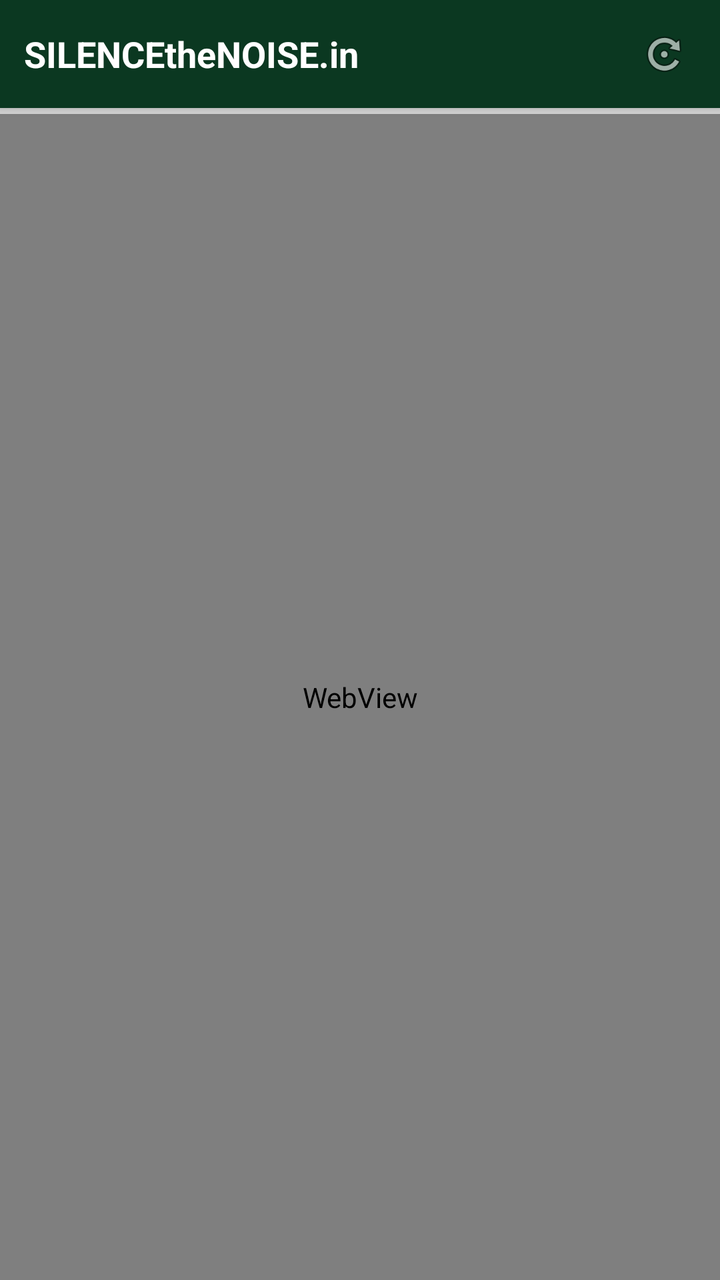
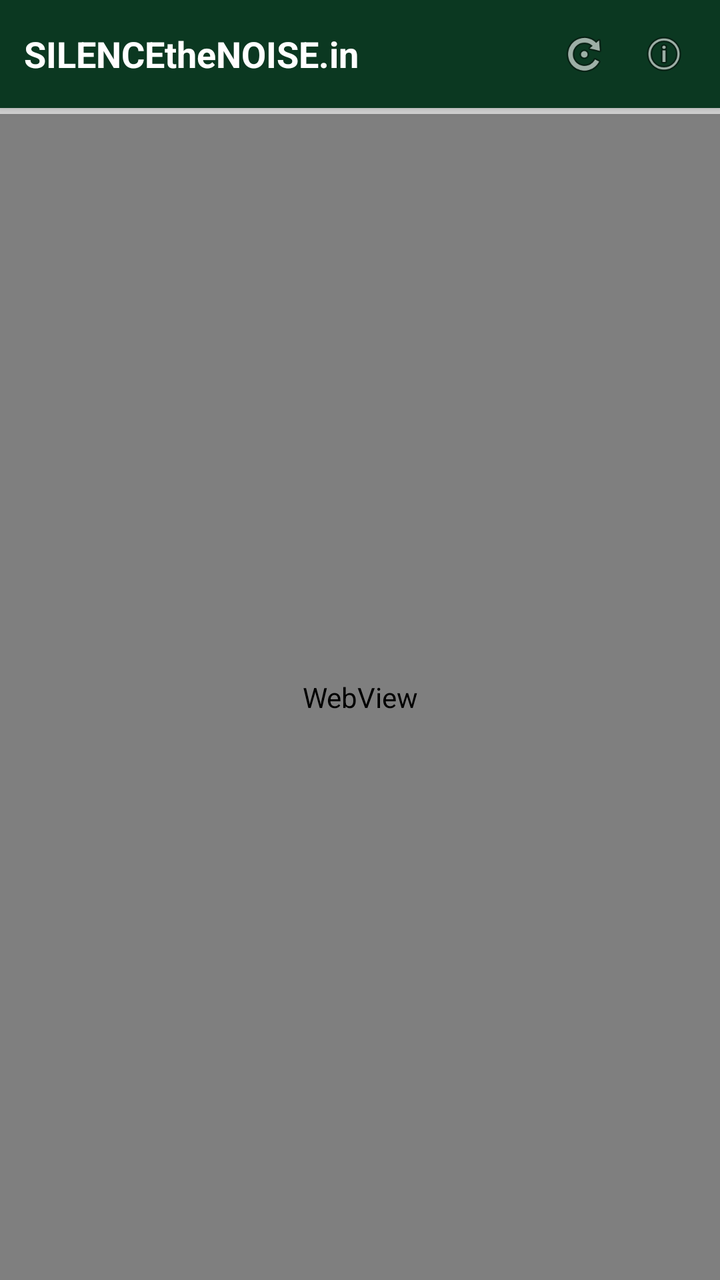

Screens rendered from an Android XML layout before and after an edit, with the pre-edit source and the edit as a unified diff.
<!-- AndroidManifest.xml: application theme Theme.AppCompat.Light.NoActionBar -->
<!-- res/layout/activity_main.xml -->
<?xml version="1.0" encoding="utf-8"?>
<LinearLayout xmlns:android="http://schemas.android.com/apk/res/android"
    android:layout_width="match_parent"
    android:layout_height="match_parent"
    android:orientation="vertical">

    <LinearLayout
        android:id="@+id/toolbarLayout"
        android:layout_width="match_parent"
        android:layout_height="54dp"
        android:background="#0b3821"
        android:elevation="4dp"
        android:gravity="center_vertical"
        android:orientation="horizontal"
        android:paddingHorizontal="12dp">

        <TextView
            android:layout_width="0dp"
            android:layout_height="wrap_content"
            android:layout_weight="1"
            android:text="SILENCEtheNOISE.in"
            android:textColor="#FFFFFF"
            android:textSize="18sp"
            android:textStyle="bold" />

        <ImageView
            android:id="@+id/btnRefresh"
            android:layout_width="32dp"
            android:layout_height="32dp"
            android:background="?attr/selectableItemBackgroundBorderless"
            android:clickable="true"
            android:focusable="true"
            android:padding="4dp"
            android:src="@android:drawable/ic_menu_rotate" />
    </LinearLayout>

    <ProgressBar
        android:id="@+id/progressBar"
        style="?android:attr/progressBarStyleHorizontal"
        android:layout_width="match_parent"
        android:layout_height="3dp"
        android:indeterminate="false"
        android:max="100"
        android:progress="0"
        android:progressTint="#145a32" />

    <WebView
        android:id="@+id/webview"
        android:layout_width="match_parent"
        android:layout_height="0dp"
        android:layout_weight="1" />

</LinearLayout>
<!-- resources referenced by this layout -->
<resources>

</resources>

<!-- the commit's change to res/layout/activity_main.xml (unified diff, before → after) -->
@@ -32,6 +32,17 @@
             android:focusable="true"
             android:padding="4dp"
             android:src="@android:drawable/ic_menu_rotate" />
+
+        <ImageView
+            android:id="@+id/btnAbout"
+            android:layout_width="32dp"
+            android:layout_height="32dp"
+            android:layout_marginStart="8dp"
+            android:background="?attr/selectableItemBackgroundBorderless"
+            android:clickable="true"
+            android:focusable="true"
+            android:padding="4dp"
+            android:src="@android:drawable/ic_menu_info_details" />
     </LinearLayout>
 
     <ProgressBar
